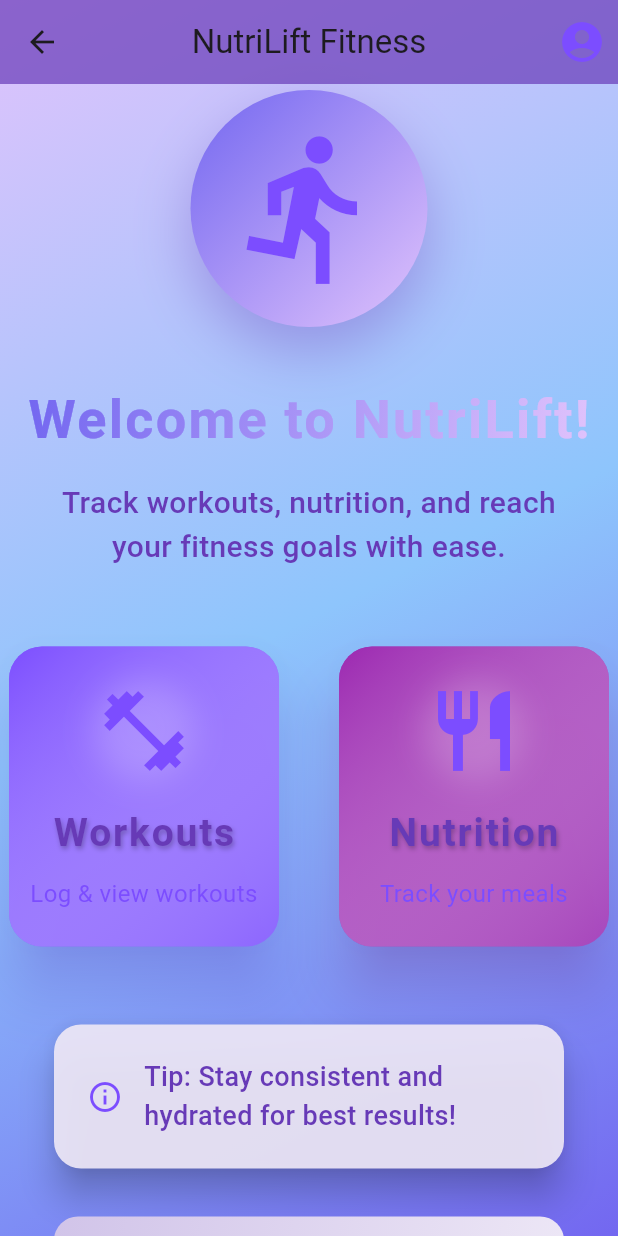
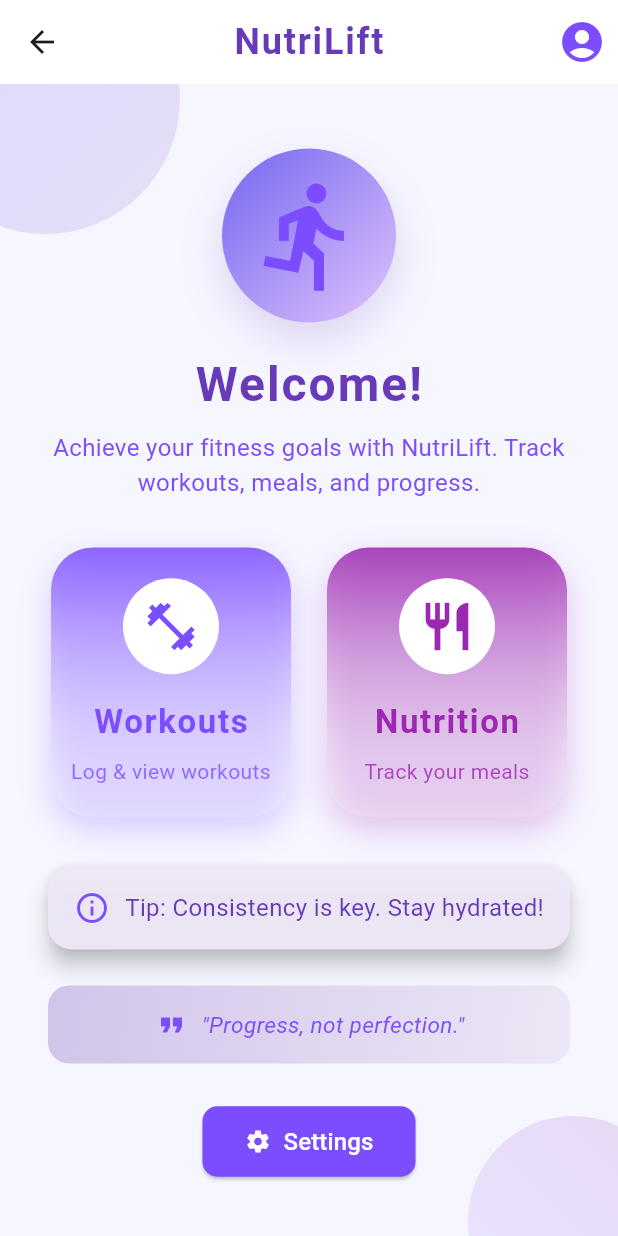
Before and after one commit to lujamanandhar/FYP, a Flutter app: the HomeScreen screen opened directly, on a phone screen of 412 x 824 dp. Run offline on Flutter 3.47's test engine with Material 3 defaults, Android fonts, the phone set to English and light mode, and no system bars.

Commit message:
homescreen  practice

```diff
--- a/nutrilift/lib/homescreen.dart
+++ b/nutrilift/lib/homescreen.dart
@@ -76,67 +76,53 @@ class _HomeScreenState extends State<HomeScreen> with TickerProviderStateMixin {
   }) {
     Widget card = InkWell(
       onTap: onTap,
-      borderRadius: BorderRadius.circular(22),
-      child: Card(
-        elevation: 16,
-        shape: RoundedRectangleBorder(borderRadius: BorderRadius.circular(22)),
-        color: color.withOpacity(0.95),
-        shadowColor: color.withOpacity(0.4),
+      borderRadius: BorderRadius.circular(28),
       child: Container(
-          width: 180,
-          height: 200,
+        width: 160,
+        height: 180,
         decoration: BoxDecoration(
-            borderRadius: BorderRadius.circular(22),
+          borderRadius: BorderRadius.circular(28),
           gradient: LinearGradient(
-              colors: [color.withOpacity(0.85), Colors.white.withOpacity(0.12)],
-              begin: Alignment.topLeft,
-              end: Alignment.bottomRight,
+            colors: [color.withOpacity(0.85), Colors.white.withOpacity(0.18)],
+            begin: Alignment.topCenter,
+            end: Alignment.bottomCenter,
           ),
+          boxShadow: [
+            BoxShadow(
+              color: color.withOpacity(0.25),
+              blurRadius: 18,
+              offset: const Offset(0, 8),
+            ),
+          ],
         ),
         child: Column(
           mainAxisAlignment: MainAxisAlignment.center,
           children: [
-              Container(
-                decoration: BoxDecoration(
-                  shape: BoxShape.circle,
-                  boxShadow: [
-                    BoxShadow(
-                      color: Colors.white.withOpacity(0.18),
-                      blurRadius: 18,
-                      spreadRadius: 2,
+            CircleAvatar(
+              radius: 32,
+              backgroundColor: Colors.white,
+              child: Icon(icon, size: 38, color: color),
             ),
-                  ],
-                ),
-                child: Icon(icon, size: 64, color: Colors.deepPurpleAccent),
-              ),
-              const SizedBox(height: 18),
+            const SizedBox(height: 16),
             Text(
               title,
-                style: const TextStyle(
-                  fontSize: 26,
+              style: TextStyle(
+                fontSize: 22,
                 fontWeight: FontWeight.bold,
-                  color: Colors.deepPurple,
-                  letterSpacing: 1.2,
-                  shadows: [
-                    Shadow(
-                      color: Colors.black26,
-                      blurRadius: 4,
-                      offset: Offset(1, 2),
-                    ),
-                  ],
+                color: color,
+                letterSpacing: 1.1,
               ),
             ),
-              const SizedBox(height: 10),
+            const SizedBox(height: 8),
             Text(
               subtitle,
-                style: const TextStyle(
-                  fontSize: 16,
-                  color: Colors.deepPurpleAccent,
+              style: TextStyle(
+                fontSize: 14,
+                color: color.withOpacity(0.8),
               ),
               textAlign: TextAlign.center,
             ),
           ],
-          ),
         ),
       ),
     );
@@ -156,11 +142,19 @@ class _HomeScreenState extends State<HomeScreen> with TickerProviderStateMixin {
   @override
   Widget build(BuildContext context) {
     return Scaffold(
-      extendBodyBehindAppBar: true,
+      backgroundColor: const Color(0xFFF6F6FF),
       appBar: AppBar(
-        backgroundColor: Colors.deepPurple.withOpacity(0.7),
+        backgroundColor: Colors.white,
         elevation: 0,
-        title: const Text('NutriLift Fitness'),
+        title: const Text(
+          'NutriLift',
+          style: TextStyle(
+            color: Colors.deepPurple,
+            fontWeight: FontWeight.bold,
+            fontSize: 24,
+            letterSpacing: 1.2,
+          ),
+        ),
         centerTitle: true,
         actions: [
           IconButton(
@@ -174,24 +168,49 @@ class _HomeScreenState extends State<HomeScreen> with TickerProviderStateMixin {
           ),
         ],
       ),
-      body: Container(
-        decoration: const BoxDecoration(
+      body: Stack(
+        children: [
+          Positioned(
+            top: -80,
+            left: -60,
+            child: Container(
+              width: 180,
+              height: 180,
+              decoration: BoxDecoration(
+                shape: BoxShape.circle,
                 gradient: LinearGradient(
-            colors: [Color(0xFFE0C3FC), Color(0xFF8EC5FC), Color(0xFF7367F0)],
+                  colors: [Colors.deepPurpleAccent.withOpacity(0.18), Colors.deepPurple.withOpacity(0.12)],
                   begin: Alignment.topLeft,
                   end: Alignment.bottomRight,
                 ),
               ),
-        child: Center(
+            ),
+          ),
+          Positioned(
+            bottom: -60,
+            right: -40,
+            child: Container(
+              width: 140,
+              height: 140,
+              decoration: BoxDecoration(
+                shape: BoxShape.circle,
+                gradient: LinearGradient(
+                  colors: [Colors.purple.withOpacity(0.15), Colors.deepPurpleAccent.withOpacity(0.10)],
+                  begin: Alignment.topRight,
+                  end: Alignment.bottomLeft,
+                ),
+              ),
+            ),
+          ),
+          Center(
             child: SingleChildScrollView(
               child: Column(
-              mainAxisAlignment: MainAxisAlignment.center,
                 children: [
-                const SizedBox(height: 60),
+                  const SizedBox(height: 32),
                   ScaleTransition(
                     scale: _iconAnimation,
                     child: Container(
-                    padding: const EdgeInsets.all(24),
+                      padding: const EdgeInsets.all(18),
                       decoration: BoxDecoration(
                         shape: BoxShape.circle,
                         gradient: const LinearGradient(
@@ -201,47 +220,38 @@ class _HomeScreenState extends State<HomeScreen> with TickerProviderStateMixin {
                         ),
                         boxShadow: [
                           BoxShadow(
-                          color: Colors.deepPurple.withOpacity(0.35),
-                          blurRadius: 32,
-                          offset: const Offset(0, 16),
+                            color: Colors.deepPurple.withOpacity(0.18),
+                            blurRadius: 24,
+                            offset: const Offset(0, 12),
                           ),
                         ],
                       ),
-                    child: const Icon(Icons.directions_run, size: 110, color: Colors.deepPurpleAccent),
+                      child: const Icon(Icons.directions_run, size: 80, color: Colors.deepPurpleAccent),
                     ),
                   ),
-                const SizedBox(height: 36),
+                  const SizedBox(height: 18),
                   FadeTransition(
                     opacity: _welcomeAnimation,
-                  child: ShaderMask(
-                    shaderCallback: (Rect bounds) {
-                      return const LinearGradient(
-                        colors: [Color(0xFF7367F0), Color(0xFFE0C3FC)],
-                        begin: Alignment.topLeft,
-                        end: Alignment.bottomRight,
-                      ).createShader(bounds);
-                    },
-                    child: const Text(
-                      'Welcome to NutriLift!',
-                      style: TextStyle(
-                        fontSize: 36,
+                    child: Text(
+                      'Welcome!',
+                      style: const TextStyle(
+                        fontSize: 32,
                         fontWeight: FontWeight.bold,
-                        color: Colors.white,
-                        letterSpacing: 1.5,
+                        color: Colors.deepPurple,
+                        letterSpacing: 1.3,
                       ),
                     ),
                   ),
-                ),
-                const SizedBox(height: 16),
+                  const SizedBox(height: 8),
                   const Padding(
-                  padding: EdgeInsets.symmetric(horizontal: 36),
+                    padding: EdgeInsets.symmetric(horizontal: 32),
                     child: Text(
-                    'Track workouts, nutrition, and reach your fitness goals with ease.',
-                    style: TextStyle(fontSize: 20, color: Colors.deepPurple, fontWeight: FontWeight.w500),
+                      'Achieve your fitness goals with NutriLift. Track workouts, meals, and progress.',
+                      style: TextStyle(fontSize: 16, color: Colors.deepPurpleAccent),
                       textAlign: TextAlign.center,
                     ),
                   ),
-                const SizedBox(height: 48),
+                  const SizedBox(height: 32),
                   Row(
                     mainAxisAlignment: MainAxisAlignment.center,
                     children: [
@@ -259,7 +269,7 @@ class _HomeScreenState extends State<HomeScreen> with TickerProviderStateMixin {
                         fadeAnimation: _cardController,
                         slideAnimation: _workoutCardOffset,
                       ),
-                    const SizedBox(width: 32),
+                      const SizedBox(width: 24),
                       _buildCard(
                         icon: Icons.restaurant,
                         title: 'Nutrition',
@@ -276,52 +286,51 @@ class _HomeScreenState extends State<HomeScreen> with TickerProviderStateMixin {
                       ),
                     ],
                   ),
-                const SizedBox(height: 48),
+                  const SizedBox(height: 32),
                   Card(
-                  margin: const EdgeInsets.symmetric(horizontal: 36),
-                  elevation: 10,
-                  shape: RoundedRectangleBorder(borderRadius: BorderRadius.circular(18)),
-                  color: Colors.deepPurple[50]!.withOpacity(0.92),
+                    margin: const EdgeInsets.symmetric(horizontal: 32),
+                    elevation: 6,
+                    shape: RoundedRectangleBorder(borderRadius: BorderRadius.circular(16)),
+                    color: Colors.deepPurple[50]!.withOpacity(0.96),
                     child: Padding(
-                    padding: const EdgeInsets.all(22.0),
+                      padding: const EdgeInsets.all(16.0),
                       child: Row(
                         mainAxisAlignment: MainAxisAlignment.center,
                         children: const [
                           Icon(Icons.info_outline, color: Colors.deepPurpleAccent),
-                        SizedBox(width: 14),
+                          SizedBox(width: 10),
                           Flexible(
                             child: Text(
-                            'Tip: Stay consistent and hydrated for best results!',
-                            style: TextStyle(fontSize: 18, color: Colors.deepPurple, fontWeight: FontWeight.w500),
+                              'Tip: Consistency is key. Stay hydrated!',
+                              style: TextStyle(fontSize: 16, color: Colors.deepPurple),
                             ),
                           ),
                         ],
                       ),
                     ),
                   ),
-                const SizedBox(height: 32),
-                Padding(
-                  padding: const EdgeInsets.symmetric(horizontal: 36),
-                  child: Container(
+                  const SizedBox(height: 24),
+                  Container(
+                    margin: const EdgeInsets.symmetric(horizontal: 32),
                     decoration: BoxDecoration(
-                      borderRadius: BorderRadius.circular(16),
+                      borderRadius: BorderRadius.circular(14),
                       gradient: LinearGradient(
                         colors: [Colors.deepPurple[100]!, Colors.deepPurple[50]!],
                         begin: Alignment.topLeft,
                         end: Alignment.bottomRight,
                       ),
                     ),
-                    padding: const EdgeInsets.symmetric(vertical: 18, horizontal: 16),
+                    padding: const EdgeInsets.symmetric(vertical: 14, horizontal: 12),
                     child: Row(
                       mainAxisAlignment: MainAxisAlignment.center,
                       children: const [
-                        Icon(Icons.format_quote, color: Colors.deepPurpleAccent, size: 28),
-                        SizedBox(width: 10),
+                        Icon(Icons.format_quote, color: Colors.deepPurpleAccent, size: 24),
+                        SizedBox(width: 8),
                         Flexible(
                           child: Text(
-                            '"Every step forward is progress."',
+                            '"Progress, not perfection."',
                             style: TextStyle(
-                              fontSize: 17,
+                              fontSize: 15,
                               color: Colors.deepPurpleAccent,
                               fontStyle: FontStyle.italic,
                             ),
@@ -330,26 +339,25 @@ class _HomeScreenState extends State<HomeScreen> with TickerProviderStateMixin {
                       ],
                     ),
                   ),
-                ),
-                const SizedBox(height: 36),
+                  const SizedBox(height: 28),
                   AnimatedBuilder(
                     animation: _welcomeController,
                     builder: (context, child) {
                       return Transform.scale(
-                      scale: 0.9 + 0.1 * _welcomeAnimation.value,
+                        scale: 0.95 + 0.05 * _welcomeAnimation.value,
                         child: child,
                       );
                     },
                     child: ElevatedButton.icon(
                       style: ElevatedButton.styleFrom(
                         backgroundColor: Colors.deepPurpleAccent,
-                      padding: const EdgeInsets.symmetric(horizontal: 32, vertical: 14),
-                      shape: RoundedRectangleBorder(borderRadius: BorderRadius.circular(12)),
+                        padding: const EdgeInsets.symmetric(horizontal: 28, vertical: 12),
+                        shape: RoundedRectangleBorder(borderRadius: BorderRadius.circular(10)),
                       ),
                       icon: const Icon(Icons.settings, color: Colors.white),
                       label: const Text(
                         'Settings',
-                      style: TextStyle(fontSize: 18, color: Colors.white),
+                        style: TextStyle(fontSize: 16, color: Colors.white),
                       ),
                       onPressed: () {
                         Navigator.push(
@@ -359,11 +367,12 @@ class _HomeScreenState extends State<HomeScreen> with TickerProviderStateMixin {
                       },
                     ),
                   ),
-                const SizedBox(height: 36),
+                  const SizedBox(height: 28),
                 ],
               ),
             ),
           ),
+        ],
       ),
     );
   }
```
Lines whose indentation alone changed are shown as unchanged.
